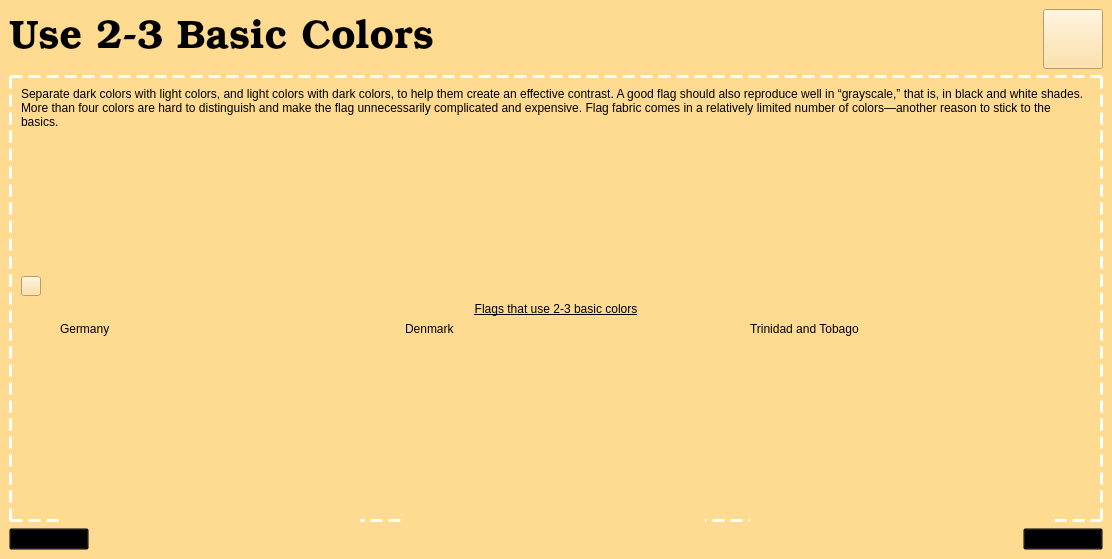
This is usebasiccolorslesson.ui in zxjorge/EDApp as Qt 5 draws it before an edit. The edited form follows.
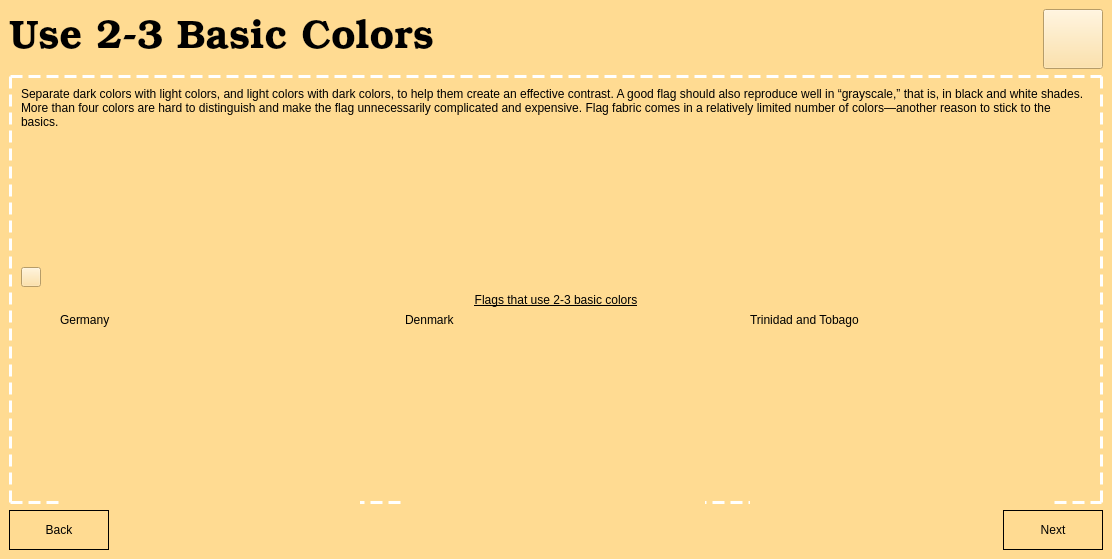
This is the edited form. The open tabs and pages were chosen to show the change. Icons and pictures are not drawn.

Commit message: normalized ui's

Diff of the .ui file:
```diff
--- a/usebasiccolorslesson.ui
+++ b/usebasiccolorslesson.ui
@@ -614,10 +614,16 @@
        <layout class="QHBoxLayout" name="horizontalLayout_3">
         <item>
          <widget class="QPushButton" name="backButton">
+          <property name="minimumSize">
+           <size>
+            <width>100</width>
+            <height>40</height>
+           </size>
+          </property>
           <property name="styleSheet">
-           <string notr="true">text-decoration: underline; 
-font: 9pt &quot;Arial Narrow&quot;;
-background-color: transparent;</string>
+           <string notr="true">font: 300 14pt &quot;Bookman Old Style&quot;;
+background-color: transparent;
+border: 1px solid black;</string>
           </property>
           <property name="text">
            <string>Back</string>
@@ -639,10 +645,16 @@
         </item>
         <item>
          <widget class="QPushButton" name="nextButton_2">
+          <property name="minimumSize">
+           <size>
+            <width>100</width>
+            <height>40</height>
+           </size>
+          </property>
           <property name="styleSheet">
-           <string notr="true">text-decoration: underline; 
-font: 9pt &quot;Arial Narrow&quot;;
-background-color: transparent;</string>
+           <string notr="true">font: 300 14pt &quot;Bookman Old Style&quot;;
+background-color: transparent;
+border: 1px solid black;</string>
           </property>
           <property name="text">
            <string>Next</string>
```
Left out of the diff: 40 changed lines with no effect on the pictures. The commit also changes 6 other files.
